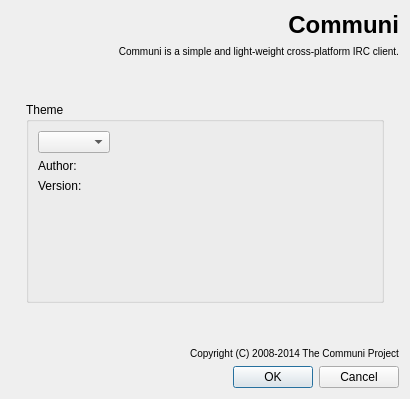
Qt form src/app/settingspage.ui (communi/communi-desktop) before a commit.
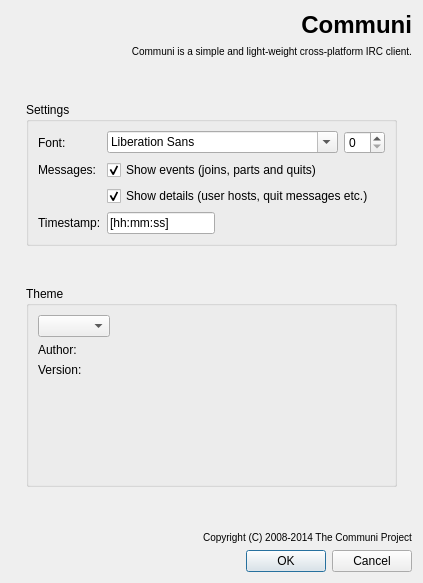
The same form after that commit. Icons and pictures are not drawn. Custom widgets are drawn as their Qt base class.

```diff
--- a/src/app/settingspage.ui
+++ b/src/app/settingspage.ui
@@ -49,6 +49,9 @@
       </sizepolicy>
      </property>
      <layout class="QGridLayout" name="gridLayout_3">
+      <property name="verticalSpacing">
+       <number>40</number>
+      </property>
       <item row="0" column="1">
        <spacer name="topSpacer">
         <property name="orientation">
@@ -65,7 +68,23 @@
         </property>
        </spacer>
       </item>
-      <item row="1" column="0">
+      <item row="3" column="1">
+       <spacer name="bottomSpacer">
+        <property name="orientation">
+         <enum>Qt::Vertical</enum>
+        </property>
+        <property name="sizeType">
+         <enum>QSizePolicy::Preferred</enum>
+        </property>
+        <property name="sizeHint" stdset="0">
+         <size>
+          <width>20</width>
+          <height>29</height>
+         </size>
+        </property>
+       </spacer>
+      </item>
+      <item row="2" column="0">
        <widget class="QWidget" name="leftSpacer" native="true">
         <property name="sizePolicy">
          <sizepolicy hsizetype="Expanding" vsizetype="Preferred">
@@ -75,7 +94,7 @@
         </property>
        </widget>
       </item>
-      <item row="1" column="1">
+      <item row="2" column="1">
        <widget class="QGroupBox" name="themeBox">
         <property name="sizePolicy">
          <sizepolicy hsizetype="MinimumExpanding" vsizetype="MinimumExpanding">
@@ -93,7 +112,7 @@
          <item row="0" column="1" rowspan="2">
           <widget class="ThemeWidget" name="previewLabel">
            <property name="sizePolicy">
-            <sizepolicy hsizetype="Ignored" vsizetype="Ignored">
+            <sizepolicy hsizetype="Ignored" vsizetype="Preferred">
              <horstretch>1</horstretch>
              <verstretch>0</verstretch>
             </sizepolicy>
@@ -108,7 +127,7 @@
             <string>&lt;preview&gt;</string>
            </property>
            <property name="alignment">
-            <set>Qt::AlignLeading|Qt::AlignLeft|Qt::AlignTop</set>
+            <set>Qt::AlignHCenter|Qt::AlignTop</set>
            </property>
           </widget>
          </item>
@@ -150,6 +169,9 @@
              <property name="text">
               <string>&lt;description&gt;</string>
              </property>
+             <property name="alignment">
+              <set>Qt::AlignLeading|Qt::AlignLeft|Qt::AlignTop</set>
+             </property>
              <property name="wordWrap">
               <bool>true</bool>
              </property>
@@ -170,21 +192,95 @@
         </property>
        </widget>
       </item>
-      <item row="2" column="1">
-       <spacer name="bottomSpacer">
-        <property name="orientation">
-         <enum>Qt::Vertical</enum>
+      <item row="1" column="1">
+       <widget class="QGroupBox" name="settingsBox">
+        <property name="title">
+         <string>Settings</string>
         </property>
-        <property name="sizeType">
-         <enum>QSizePolicy::Preferred</enum>
-        </property>
-        <property name="sizeHint" stdset="0">
-         <size>
-          <width>20</width>
-          <height>29</height>
-         </size>
-        </property>
-       </spacer>
+        <layout class="QFormLayout" name="settingsLayout">
+         <property name="fieldGrowthPolicy">
+          <enum>QFormLayout::ExpandingFieldsGrow</enum>
+         </property>
+         <item row="0" column="0">
+          <widget class="QLabel" name="fontLabel">
+           <property name="text">
+            <string>Font:</string>
+           </property>
+          </widget>
+         </item>
+         <item row="0" column="1">
+          <layout class="QHBoxLayout" name="fontLayout">
+           <item>
+            <widget class="QFontComboBox" name="fontFamilyBox">
+             <property name="sizePolicy">
+              <sizepolicy hsizetype="Preferred" vsizetype="Fixed">
+               <horstretch>5</horstretch>
+               <verstretch>0</verstretch>
+              </sizepolicy>
+             </property>
+            </widget>
+           </item>
+           <item>
+            <widget class="QSpinBox" name="fontSizeBox">
+             <property name="sizePolicy">
+              <sizepolicy hsizetype="Minimum" vsizetype="Fixed">
+               <horstretch>1</horstretch>
+               <verstretch>0</verstretch>
+              </sizepolicy>
+             </property>
+            </widget>
+           </item>
+          </layout>
+         </item>
+         <item row="1" column="0">
+          <widget class="QLabel" name="messagesLabel">
+           <property name="text">
+            <string>Messages:</string>
+           </property>
+          </widget>
+         </item>
+         <item row="1" column="1">
+          <widget class="QCheckBox" name="eventsBox">
+           <property name="text">
+            <string>Show events (joins, parts and quits)</string>
+           </property>
+           <property name="checked">
+            <bool>true</bool>
+           </property>
+          </widget>
+         </item>
+         <item row="2" column="1">
+          <widget class="QCheckBox" name="detailsBox">
+           <property name="text">
+            <string>Show details (user hosts, quit messages etc.)</string>
+           </property>
+           <property name="checked">
+            <bool>true</bool>
+           </property>
+          </widget>
+         </item>
+         <item row="3" column="0">
+          <widget class="QLabel" name="timestampLabel">
+           <property name="text">
+            <string>Timestamp:</string>
+           </property>
+          </widget>
+         </item>
+         <item row="3" column="1">
+          <widget class="QLineEdit" name="timestampField">
+           <property name="sizePolicy">
+            <sizepolicy hsizetype="Preferred" vsizetype="Fixed">
+             <horstretch>0</horstretch>
+             <verstretch>0</verstretch>
+            </sizepolicy>
+           </property>
+           <property name="text">
+            <string>[hh:mm:ss]</string>
+           </property>
+          </widget>
+         </item>
+        </layout>
+       </widget>
       </item>
      </layout>
     </widget>
```
Left out of the diff: 6 changed lines with no effect on the pictures.
